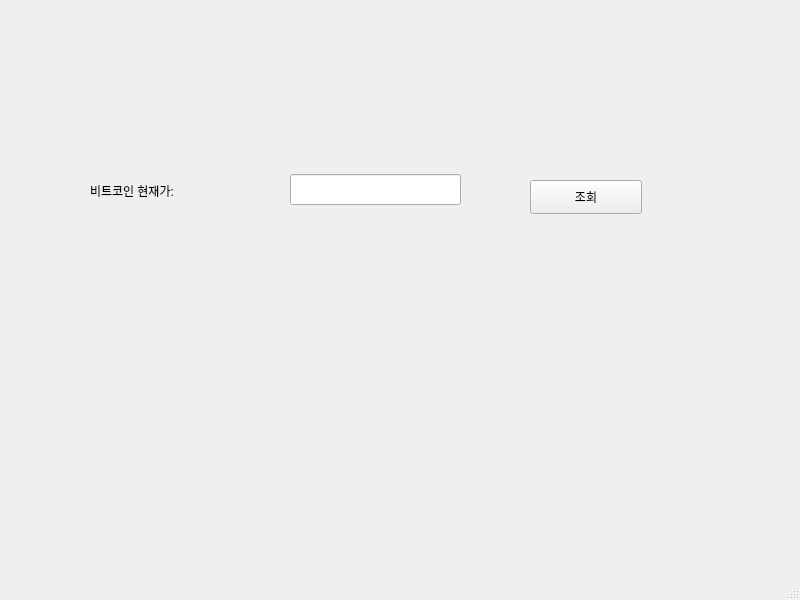
Above: 코빗 시세 조회기.ui from Nayeong99/pythonbasicclass before the change. Below: the same form after it.
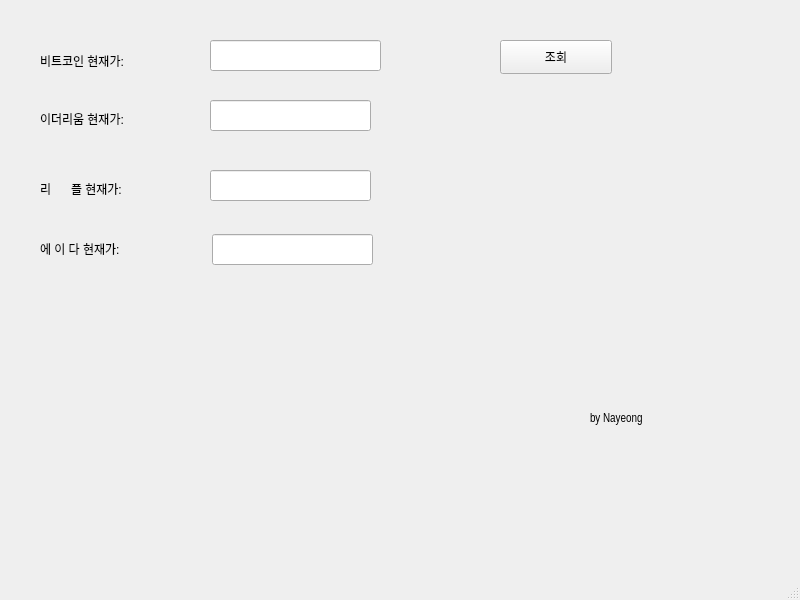
That is the form after the change. Icons and pictures are not drawn.

The edit to the form file:
```diff
--- a/코빗 시세 조회기.ui
+++ b/코빗 시세 조회기.ui
@@ -17,8 +17,8 @@
    <widget class="QLabel" name="label">
     <property name="geometry">
      <rect>
-      <x>90</x>
-      <y>150</y>
+      <x>40</x>
+      <y>20</y>
       <width>351</width>
       <height>81</height>
      </rect>
@@ -30,8 +30,8 @@
    <widget class="QPushButton" name="pushButton">
     <property name="geometry">
      <rect>
-      <x>530</x>
-      <y>180</y>
+      <x>500</x>
+      <y>40</y>
       <width>112</width>
       <height>34</height>
      </rect>
@@ -43,13 +43,100 @@
    <widget class="QLineEdit" name="lineEdit">
     <property name="geometry">
      <rect>
-      <x>290</x>
-      <y>174</y>
+      <x>210</x>
+      <y>40</y>
       <width>171</width>
       <height>31</height>
      </rect>
     </property>
    </widget>
+   <widget class="QLabel" name="label_2">
+    <property name="geometry">
+     <rect>
+      <x>590</x>
+      <y>410</y>
+      <width>77</width>
+      <height>18</height>
+     </rect>
+    </property>
+    <property name="font">
+     <font>
+      <family>Arial Narrow</family>
+     </font>
+    </property>
+    <property name="text">
+     <string>by Nayeong</string>
+    </property>
+   </widget>
+   <widget class="QLabel" name="label_3">
+    <property name="geometry">
+     <rect>
+      <x>40</x>
+      <y>110</y>
+      <width>221</width>
+      <height>18</height>
+     </rect>
+    </property>
+    <property name="text">
+     <string>이더리움 현재가:</string>
+    </property>
+   </widget>
+   <widget class="QLabel" name="label_4">
+    <property name="geometry">
+     <rect>
+      <x>40</x>
+      <y>180</y>
+      <width>161</width>
+      <height>18</height>
+     </rect>
+    </property>
+    <property name="text">
+     <string>리      플 현재가:</string>
+    </property>
+   </widget>
+   <widget class="QLabel" name="label_5">
+    <property name="geometry">
+     <rect>
+      <x>40</x>
+      <y>240</y>
+      <width>161</width>
+      <height>18</height>
+     </rect>
+    </property>
+    <property name="text">
+     <string>에 이 다 현재가:</string>
+    </property>
+   </widget>
+   <widget class="QLineEdit" name="lineEdit_2">
+    <property name="geometry">
+     <rect>
+      <x>210</x>
+      <y>100</y>
+      <width>161</width>
+      <height>31</height>
+     </rect>
+    </property>
+   </widget>
+   <widget class="QLineEdit" name="lineEdit_3">
+    <property name="geometry">
+     <rect>
+      <x>210</x>
+      <y>170</y>
+      <width>161</width>
+      <height>31</height>
+     </rect>
+    </property>
+   </widget>
+   <widget class="QLineEdit" name="lineEdit_4">
+    <property name="geometry">
+     <rect>
+      <x>212</x>
+      <y>234</y>
+      <width>161</width>
+      <height>31</height>
+     </rect>
+    </property>
+   </widget>
   </widget>
   <widget class="QMenuBar" name="menubar">
    <property name="geometry">
```
Left out of the diff: 4 changed lines with no effect on the pictures.
